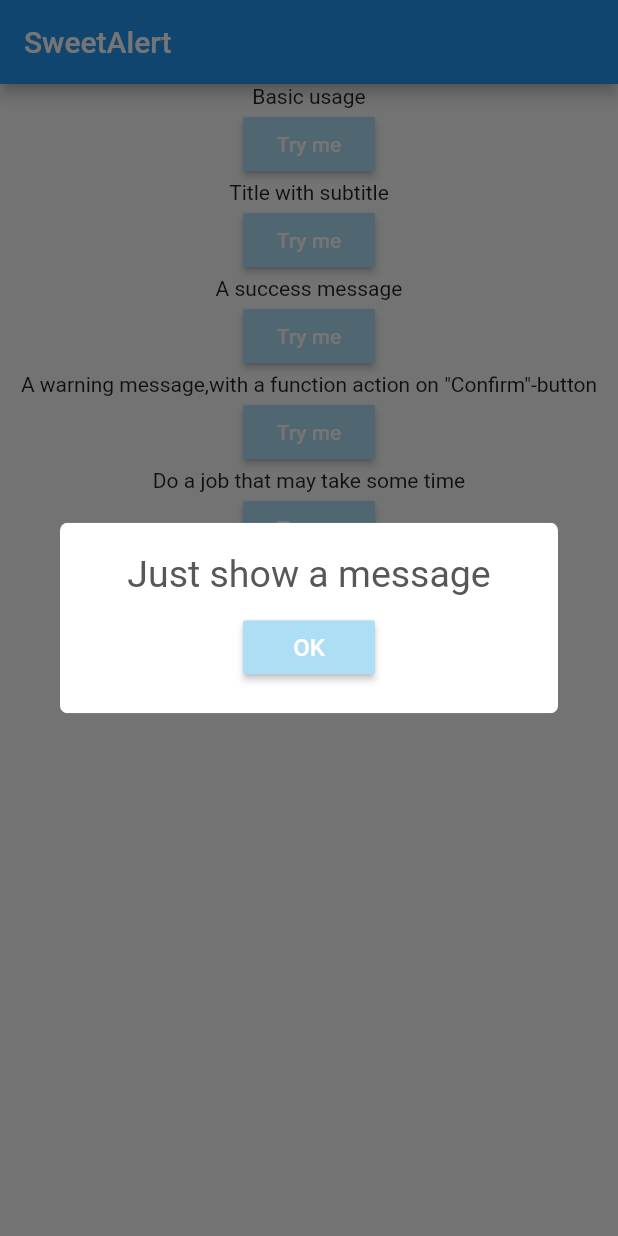
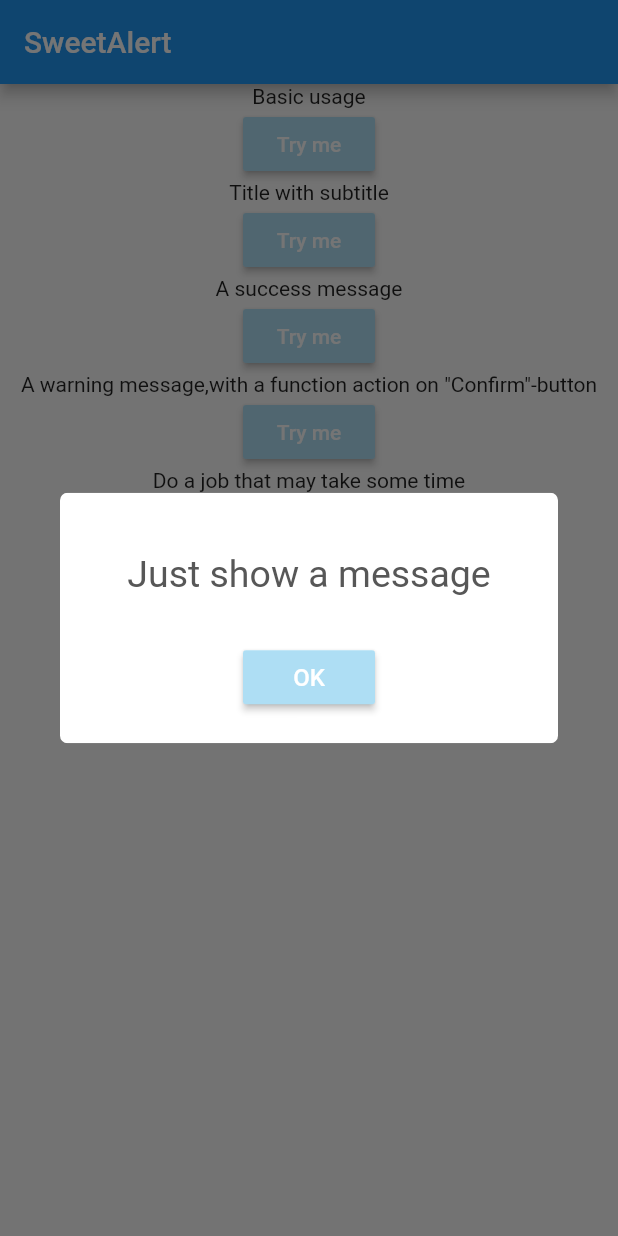
Before and after one commit to best-flutter/sweetalert, a Flutter app: the screen it shows after launch, after a tap on "Try me", on a phone screen of 412 x 824 dp. Run offline on Flutter 3.47's test engine with Material 2 defaults, Android fonts, the phone set to English and light mode, and no system bars; missing offline and left inert: flutter_sequence_animation.

Commit message:
added support for custom title and subtitle align and padding

```diff
--- a/example/lib/main.dart
+++ b/example/lib/main.dart
@@ -1,10 +1,8 @@
 import 'dart:ui';
 
-import 'package:flutter_sequence_animation/flutter_sequence_animation.dart';
 import 'package:sweetalert/sweetalert.dart';
 import 'package:flutter/material.dart';
 
-import 'dart:math' as Math;
 import 'package:vector_math/vector_math_64.dart' as math;
 
 void main() => runApp(MyApp());
@@ -80,7 +78,10 @@ class _MyHomePageState extends State<MyHomePage> {
               new Text("Basic usage"),
               new RaisedButton(
                 onPressed: () {
-                  SweetAlert.show(context, title: "Just show a message");
+                  SweetAlert.show(context,
+                      title: "Just show a message",
+                      titlePadding: EdgeInsets.all(20.0),
+                      titleAlign: TextAlign.center);
                 },
                 child: new Text("Try me"),
                 color: SweetAlert.success,
@@ -89,9 +90,13 @@ class _MyHomePageState extends State<MyHomePage> {
               new Text("Title with subtitle"),
               new RaisedButton(
                 onPressed: () {
-                  SweetAlert.show(context,
+                  SweetAlert.show(
+                    context,
                     title: "Just show a message",
-                      subtitle: "Sweet alert is pretty");
+                    titleAlign: TextAlign.center,
+                    subtitle: "Sweet alert is pretty",
+                    subtitlePadding: EdgeInsets.all(8.0),
+                  );
                 },
                 child: new Text("Try me"),
                 color: SweetAlert.success,
@@ -100,10 +105,12 @@ class _MyHomePageState extends State<MyHomePage> {
               new Text("A success message"),
               new RaisedButton(
                 onPressed: () {
-                  SweetAlert.show(context,
+                  SweetAlert.show(
+                    context,
                     title: "Just show a message",
                     subtitle: "Sweet alert is pretty",
-                      style: SweetAlertStyle.success);
+                    style: SweetAlertStyle.success,
+                  );
                 },
                 child: new Text("Try me"),
                 color: SweetAlert.success,
@@ -113,18 +120,23 @@ class _MyHomePageState extends State<MyHomePage> {
                   "A warning message,with a function action on \"Confirm\"-button"),
               new RaisedButton(
                 onPressed: () {
-                  SweetAlert.show(context,
+                  SweetAlert.show(
+                    context,
                     title: "Just show a message",
                     subtitle: "Sweet alert is pretty",
                     style: SweetAlertStyle.confirm,
-                      showCancelButton: true, onPress: (bool isConfirm) {
+                    showCancelButton: true,
+                    onPress: (bool isConfirm) {
                       if (isConfirm) {
-                      SweetAlert.show(context,style: SweetAlertStyle.success,title: "Success");
+                        SweetAlert.show(context,
+                            style: SweetAlertStyle.success, title: "Success");
 
                         // return false to keep dialog
                         return false;
-                    }
-                  });
+                      } else
+                        return true;
+                    },
+                  );
                 },
                 child: new Text("Try me"),
                 color: SweetAlert.success,
@@ -137,13 +149,21 @@ class _MyHomePageState extends State<MyHomePage> {
                       subtitle: "Do you want to delete this message",
                       style: SweetAlertStyle.confirm,
                       showCancelButton: true, onPress: (bool isConfirm) {
-                    if(isConfirm){
-                      SweetAlert.show(context,subtitle: "Deleting...", style: SweetAlertStyle.loading);
-                      new Future.delayed(new Duration(seconds: 2),(){
-                        SweetAlert.show(context,subtitle: "Success!", style: SweetAlertStyle.success);
+                    if (isConfirm) {
+                      SweetAlert.show(context,
+                          subtitle: "Deleting...",
+                          style: SweetAlertStyle.loading);
+                      new Future.delayed(new Duration(seconds: 2), () {
+                        SweetAlert.show(context,
+                            subtitle: "Success!",
+                            style: SweetAlertStyle.success);
                       });
-                    }else{
-                      SweetAlert.show(context,subtitle: "Canceled!", style: SweetAlertStyle.error);
+                    } else {
+                      SweetAlert.show(
+                        context,
+                        subtitle: "Canceled!",
+                        style: SweetAlertStyle.error,
+                      );
                     }
                     // return false to keep dialog
                     return false;
@@ -153,8 +173,6 @@ class _MyHomePageState extends State<MyHomePage> {
                 color: SweetAlert.success,
                 textColor: Colors.white,
               ),
-
-
               new Text("Do a job that may fail"),
               new RaisedButton(
                 onPressed: () {
@@ -164,17 +182,27 @@ class _MyHomePageState extends State<MyHomePage> {
                       showCancelButton: true, onPress: (bool isConfirm) {
                     if (isConfirm) {
                       //Return false to keep dialog
-                          if(isConfirm){
-                            SweetAlert.show(context,subtitle: "Deleting...", style: SweetAlertStyle.loading);
-                            new Future.delayed(new Duration(seconds: 2),(){
-                              SweetAlert.show(context,subtitle: "Job fail!", style: SweetAlertStyle.error);
+                      if (isConfirm) {
+                        SweetAlert.show(context,
+                            subtitle: "Deleting...",
+                            style: SweetAlertStyle.loading);
+                        new Future.delayed(new Duration(seconds: 2), () {
+                          SweetAlert.show(
+                            context,
+                            subtitle: "Job fail!",
+                            style: SweetAlertStyle.error,
+                          );
                         });
-                          }else{
-                            SweetAlert.show(context,subtitle: "Canceled!", style: SweetAlertStyle.error);
+                      } else {
+                        SweetAlert.show(
+                          context,
+                          subtitle: "Canceled!",
+                          style: SweetAlertStyle.error,
+                        );
                       }
                       return false;
-                        }
-
+                    } else
+                      return true;
                   });
                 },
                 child: new Text("Try me"),
--- a/example/pubspec.yaml
+++ b/example/pubspec.yaml
@@ -3,7 +3,7 @@ description: A new Flutter project.
 version: 1.0.0+1
 
 environment:
-  sdk: ">=2.0.0-dev.68.0 <3.0.0"
+  sdk: ">=2.1.0 <3.0.0"
 
 dependencies:
   flutter:
--- a/lib/src/cancel.dart
+++ b/lib/src/cancel.dart
@@ -1,6 +1,5 @@
 import 'package:flutter/material.dart';
 import 'package:sweetalert/sweetalert.dart';
-import 'dart:math' as Math;
 import 'package:vector_math/vector_math_64.dart' as math;
 import 'dart:ui';
 import 'package:flutter_sequence_animation/flutter_sequence_animation.dart';
@@ -20,7 +19,7 @@ class CancelViewState extends State<CancelView>
 
   @override
   void initState() {
-    int factor = 50;
+    //int factor = 50;
     animationController = new AnimationController(vsync: this);
 
     sequenceAnimation = new SequenceAnimationBuilder()
--- a/lib/src/confirm.dart
+++ b/lib/src/confirm.dart
@@ -1,8 +1,6 @@
 import 'package:flutter/material.dart';
-import 'dart:math' as Math;
 import 'package:vector_math/vector_math_64.dart' as math;
 import 'dart:ui';
-import 'package:flutter_sequence_animation/flutter_sequence_animation.dart';
 
 class ConfirmView extends StatefulWidget {
   @override
@@ -19,7 +17,7 @@ class ConfirmViewState extends State<ConfirmView>
 
   @override
   void initState() {
-    int factor = 50;
+    //int factor = 50;
     animationController = new AnimationController(vsync: this);
     animation =
         new ColorTween(begin: new Color(0xffF7D58B), end: new Color(0xffF2A665))
--- a/lib/src/success.dart
+++ b/lib/src/success.dart
@@ -1,5 +1,4 @@
 import 'package:flutter/material.dart';
-import 'dart:math' as Math;
 import 'package:vector_math/vector_math_64.dart' as math;
 import 'dart:ui';
 import 'package:flutter_sequence_animation/flutter_sequence_animation.dart';
--- a/lib/sweetalert.dart
+++ b/lib/sweetalert.dart
@@ -1,12 +1,9 @@
 library sweetalert;
-
-import 'dart:async';
 
 import 'package:flutter/material.dart';
 import 'package:sweetalert/src/cancel.dart';
 import 'package:sweetalert/src/confirm.dart';
 import 'package:sweetalert/src/success.dart';
-
 
 /// Return false to keey dialog showing
 typedef bool SweetAlertOnPress(bool isConfirm);
@@ -14,8 +11,17 @@ typedef bool SweetAlertOnPress(bool isConfirm);
 enum SweetAlertStyle { success, error, confirm, loading }
 
 class SweetAlertOptions {
+  /// The title string
   final String title;
+
+  /// The subtitle string
   final String subtitle;
+
+  /// The padding of the title text
+  final EdgeInsets titlePadding;
+
+  /// The padding of the subtitle text
+  final EdgeInsets subtitlePadding;
 
   final SweetAlertOnPress onPress;
 
@@ -37,11 +43,16 @@ class SweetAlertOptions {
   /// If set to true, two buttons will be displayed.
   final bool showCancelButton;
 
-
   final SweetAlertStyle style;
 
-  SweetAlertOptions(
-      {this.showCancelButton: false,
+  /// The alignment of the title text
+  final TextAlign titleAlign;
+
+  /// The alignment of the subtitle text
+  final TextAlign subtitleAlign;
+
+  SweetAlertOptions({
+    this.showCancelButton: false,
     this.title,
     this.subtitle,
     this.onPress,
@@ -49,7 +60,12 @@ class SweetAlertOptions {
     this.cancelButtonText,
     this.confirmButtonColor,
     this.confirmButtonText,
-      this.style});
+    this.style,
+    this.titlePadding,
+    this.subtitlePadding,
+    this.titleAlign,
+    this.subtitleAlign,
+  });
 }
 
 class SweetAlertDialog extends StatefulWidget {
@@ -103,16 +119,12 @@ class SweetAlertDialogState extends State<SweetAlertDialog>
   }
 
   void confirm() {
-    if (_options.onPress != null && _options.onPress(true) == false)
-      return;
+    if (_options.onPress != null && _options.onPress(true) == false) return;
     Navigator.pop(context);
   }
 
-
-
   void cancel() {
-    if (_options.onPress != null && _options.onPress(false) == false)
-      return;
+    if (_options.onPress != null && _options.onPress(false) == false) return;
     Navigator.pop(context);
   }
 
@@ -154,18 +166,27 @@ class SweetAlertDialogState extends State<SweetAlertDialog>
     }
 
     if (_options.title != null) {
-      listOfChildren.add(new Text(
+      listOfChildren.add(Padding(
+        padding: this._options.titlePadding ?? EdgeInsets.only(left: 10.0, top: 10.0),
+        child: new Text(
           _options.title,
-        style: new TextStyle(fontSize: 25.0, color: new Color(0xff575757)),
+          textAlign: this._options.titleAlign ?? TextAlign.left,
+          style: new TextStyle(
+            fontSize: 25.0,
+            color: new Color(0xff575757),
+          ),
+        ),
       ));
     }
 
     if (_options.subtitle != null) {
       listOfChildren.add(new Padding(
-        padding: new EdgeInsets.only(top: 10.0),
+        padding:
+            this._options.subtitlePadding ?? new EdgeInsets.only(top: 10.0),
         child: new Text(
           _options.subtitle,
           style: new TextStyle(fontSize: 16.0, color: new Color(0xff797979)),
+          textAlign: this._options.subtitleAlign ?? TextAlign.left,
         ),
       ));
     }
@@ -208,6 +229,7 @@ class SweetAlertDialogState extends State<SweetAlertDialog>
             color: _options.confirmButtonColor ?? SweetAlert.success,
             child: new Text(
               _options.confirmButtonText ?? SweetAlert.successText,
+              textAlign: TextAlign.center,
               style: new TextStyle(color: Colors.white, fontSize: 16.0),
             ),
           ),
@@ -232,7 +254,8 @@ class SweetAlertDialogState extends State<SweetAlertDialog>
                         mainAxisSize: MainAxisSize.min,
                         children: listOfChildren,
                       ),
-                      )),
+                    ),
+                  ),
                 ),
               );
             }));
@@ -258,18 +281,24 @@ abstract class SweetAlert {
 
   static SweetAlertDialogState _state;
 
-  static void show(BuildContext context,
-      {Curve curve,
+  static void show(
+    BuildContext context, {
+    Curve curve,
     String title,
     String subtitle,
+    EdgeInsets titlePadding,
+    EdgeInsets subtitlePadding,
     bool showCancelButton: false,
     SweetAlertOnPress onPress,
     Color cancelButtonColor,
     Color confirmButtonColor,
     String cancelButtonText,
     String confirmButtonText,
-      SweetAlertStyle style}) {
-    SweetAlertOptions options =  new SweetAlertOptions(
+    TextAlign titleAlign,
+    TextAlign subtitleAlign,
+    SweetAlertStyle style,
+  }) {
+    SweetAlertOptions options = new SweetAlertOptions(
         showCancelButton: showCancelButton,
         title: title,
         subtitle: subtitle,
@@ -278,10 +307,14 @@ abstract class SweetAlert {
         confirmButtonColor: confirmButtonColor,
         confirmButtonText: confirmButtonText,
         cancelButtonText: cancelButtonText,
-        cancelButtonColor: confirmButtonColor);
-    if(_state!=null){
+        cancelButtonColor: confirmButtonColor,
+        titlePadding: titlePadding,
+        subtitlePadding: subtitlePadding,
+        titleAlign: titleAlign,
+        subtitleAlign: subtitleAlign);
+    if (_state != null) {
       _state.update(options);
-    }else{
+    } else {
       showDialog(
         context: context,
         builder: (BuildContext context) {
@@ -291,15 +324,12 @@ abstract class SweetAlert {
               padding: new EdgeInsets.all(40.0),
               child: new Scaffold(
                 backgroundColor: Colors.transparent,
-                  body: new SweetAlertDialog(
-                      curve: curve,
-                      options:options
-                  ),
+                body: new SweetAlertDialog(curve: curve, options: options),
               ),
             ),
           );
-          });
-    }
-
+        },
+      );
     }
   }
+}
--- a/pubspec.yaml
+++ b/pubspec.yaml
@@ -5,7 +5,7 @@ author: JZoom <jzoom8112@gmail.com>
 homepage: https://github.com/jzoom/sweetalert
 
 environment:
-  sdk: ">=2.0.0-dev.68.0 <3.0.0"
+  sdk: ">=2.1.0 <3.0.0"
 
 dependencies:
   flutter:
```
Also changed, not shown: pubspec.lock, 4 other files. Lines whose indentation alone changed are shown as unchanged.
